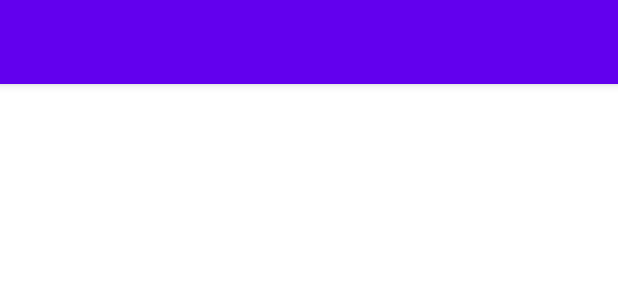
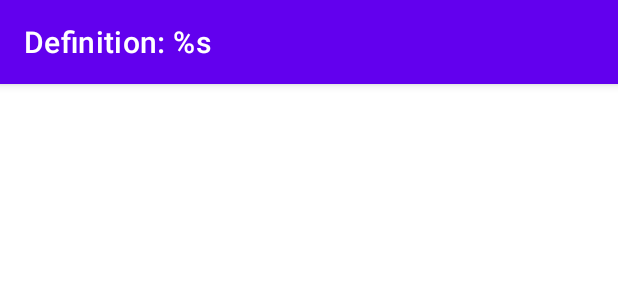
Before and after one commit to Frixuu/Crosswords, an Android app: the layout activity_define.xml on its own in the app's theme, with its tools: preview values and no code run, on a phone screen of 412 x 824 dp. Shown: the top 300 px of the screen. Run offline under Robolectric (Android 15) with nearby library versions, the phone set to English and light mode, and no system bars; network calls fail.

Commit message:
Show toolbar in define activity

```diff
--- a/app/src/main/java/xyz/lukasz/xword/SingleWordAdapter.kt
+++ b/app/src/main/java/xyz/lukasz/xword/SingleWordAdapter.kt
@@ -6,6 +6,7 @@ import androidx.recyclerview.widget.ListAdapter
 import androidx.recyclerview.widget.RecyclerView
 import xyz.lukasz.xword.databinding.ItemSingleWordBinding
 import xyz.lukasz.xword.utils.ObjectEqualsCallback
+import java.util.*
 
 /**
  * Binds word list to a RecyclerView.
@@ -41,6 +42,7 @@ class SingleWordAdapter(
 
         fun bind(model: String) {
             binding.word = model
+            binding.locale = Dictionary.current?.locale ?: Locale("pl", "PL")
         }
     }
 }
--- a/app/src/main/java/xyz/lukasz/xword/definitions/DefineIntent.kt
+++ b/app/src/main/java/xyz/lukasz/xword/definitions/DefineIntent.kt
@@ -2,7 +2,6 @@ package xyz.lukasz.xword.definitions
 
 import android.content.Context
 import android.content.Intent
-import xyz.lukasz.xword.SearchIntent
 import java.text.Normalizer.Form.NFKC
 import java.text.Normalizer.normalize
 import java.util.*
--- a/app/src/main/res/layout/activity_define.xml
+++ b/app/src/main/res/layout/activity_define.xml
@@ -51,14 +51,18 @@
         </androidx.core.widget.NestedScrollView>
 
         <com.google.android.material.appbar.AppBarLayout
+            android:id="@+id/app_bar"
             android:layout_width="match_parent"
-            android:layout_height="wrap_content">
+            android:layout_height="wrap_content"
+            app:theme="@style/Theme.CrosswordHelper">
 
             <androidx.appcompat.widget.Toolbar
                 android:id="@+id/toolbar"
                 android:layout_width="match_parent"
                 android:layout_height="?attr/actionBarSize"
-                android:background="?attr/colorPrimary" />
+                android:background="?attr/colorPrimary"
+                app:title="@string/activity_define_title"
+                app:titleTextColor="?attr/colorOnPrimary" />
 
         </com.google.android.material.appbar.AppBarLayout>
 
--- a/app/src/main/res/layout/item_single_word.xml
+++ b/app/src/main/res/layout/item_single_word.xml
@@ -3,6 +3,7 @@
 
     <data>
         <variable name="word" type="java.lang.String" />
+        <variable name="locale" type="java.util.Locale" />
         <variable name="activity" type="xyz.lukasz.xword.MainActivity" />
     </data>
 
@@ -12,7 +13,7 @@
 
         <com.google.android.material.card.MaterialCardView
             xmlns:card_view="http://schemas.android.com/apk/res-auto"
-            android:onClick="@{(view) -> activity.showWordDefinition(view, wordInList, word)}"
+            android:onClick="@{(view) -> activity.showWordDefinition(view, wordInList, word, locale)}"
             android:layout_width="match_parent"
             android:layout_height="38dip"
             android:layout_margin="5dp"
--- a/app/src/main/res/values/strings.xml
+++ b/app/src/main/res/values/strings.xml
@@ -9,4 +9,5 @@
     <string name="operation_cancelled">A pending operation has been cancelled</string>
     <string name="operation_failed">A pending operation has failed</string>
     <string name="misc_three_dots">…</string>
+    <string name="activity_define_title">Definition: %s</string>
 </resources>
--- a/app/src/main/res/values/themes.xml
+++ b/app/src/main/res/values/themes.xml
@@ -1,16 +1,26 @@
-<resources xmlns:tools="http://schemas.android.com/tools">
+<resources>
+
     <!-- Base application theme. -->
     <style name="Theme.CrosswordHelper" parent="Theme.MaterialComponents.DayNight.NoActionBar">
+
         <!-- Primary brand color. -->
         <item name="colorPrimary">@color/purple_500</item>
         <item name="colorPrimaryVariant">@color/purple_700</item>
         <item name="colorOnPrimary">@color/white</item>
+
         <!-- Secondary brand color. -->
         <item name="colorSecondary">@color/teal_200</item>
         <item name="colorSecondaryVariant">@color/teal_700</item>
         <item name="colorOnSecondary">@color/black</item>
+
         <!-- Status bar color. -->
-        <item name="android:statusBarColor" tools:targetApi="l">?attr/colorPrimaryVariant</item>
+        <item name="android:statusBarColor">?attr/colorPrimaryVariant</item>
+
         <!-- Customize your theme here. -->
+        <item name="android:windowActivityTransitions">true</item>
+        <item name="titleTextColor">?attr/colorOnPrimary</item>
+        <item name="colorControlNormal">?attr/colorOnPrimary</item>
+
     </style>
+
 </resources>
```
Also changed, not shown: app/src/main/java/xyz/lukasz/xword/MainActivity.kt (+6 -8 lines), app/src/main/java/xyz/lukasz/xword/definitions/DefineActivity.kt (+13 -0 lines), 1 other file.
